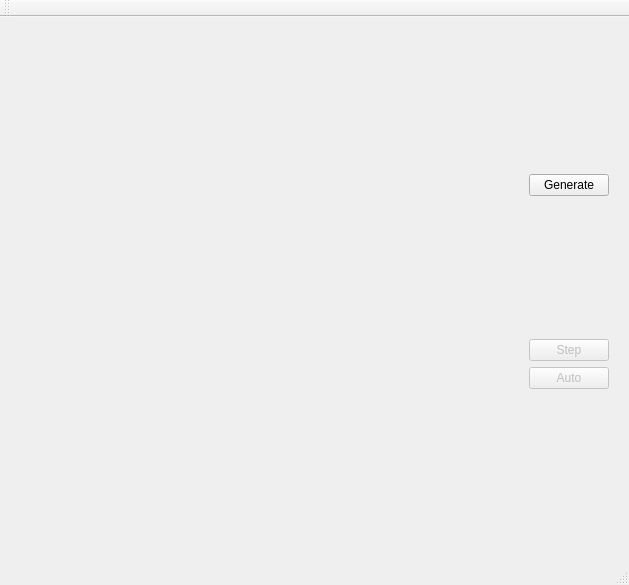
Before: the Qt Designer form cellularAutomaton/cellularAutomaton.ui in garzon/cellularAutomaton, drawn with Qt 5.
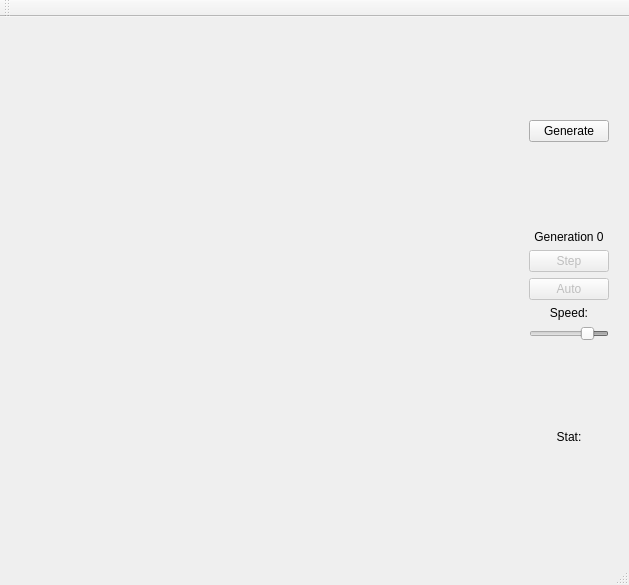
After: the same form once the commit is applied.

Commit message: add auto(), modify Forest Fire model, add stat

The edit to the form file:
```diff
--- a/cellularAutomaton/cellularAutomaton.ui
+++ b/cellularAutomaton/cellularAutomaton.ui
@@ -81,6 +81,16 @@
          </property>
         </spacer>
        </item>
+       <item>
+        <widget class="QLabel" name="label_2">
+         <property name="text">
+          <string>Generation 0</string>
+         </property>
+         <property name="alignment">
+          <set>Qt::AlignCenter</set>
+         </property>
+        </widget>
+       </item>
        <item>
         <widget class="QPushButton" name="btnStep">
          <property name="enabled">
@@ -101,6 +111,70 @@
          </property>
         </widget>
        </item>
+       <item>
+        <widget class="QLabel" name="label_3">
+         <property name="text">
+          <string>Speed:</string>
+         </property>
+         <property name="alignment">
+          <set>Qt::AlignCenter</set>
+         </property>
+        </widget>
+       </item>
+       <item>
+        <widget class="QSlider" name="speedSlider">
+         <property name="enabled">
+          <bool>false</bool>
+         </property>
+         <property name="minimum">
+          <number>100</number>
+         </property>
+         <property name="maximum">
+          <number>2000</number>
+         </property>
+         <property name="singleStep">
+          <number>100</number>
+         </property>
+         <property name="pageStep">
+          <number>200</number>
+         </property>
+         <property name="value">
+          <number>500</number>
+         </property>
+         <property name="orientation">
+          <enum>Qt::Horizontal</enum>
+         </property>
+         <property name="invertedAppearance">
+          <bool>true</bool>
+         </property>
+         <property name="invertedControls">
+          <bool>false</bool>
+         </property>
+        </widget>
+       </item>
+       <item>
+        <spacer name="verticalSpacer_4">
+         <property name="orientation">
+          <enum>Qt::Vertical</enum>
+         </property>
+         <property name="sizeHint" stdset="0">
+          <size>
+           <width>20</width>
+           <height>40</height>
+          </size>
+         </property>
+        </spacer>
+       </item>
+       <item>
+        <widget class="QLabel" name="labelStat">
+         <property name="text">
+          <string>Stat:</string>
+         </property>
+         <property name="alignment">
+          <set>Qt::AlignCenter</set>
+         </property>
+        </widget>
+       </item>
        <item>
         <spacer name="verticalSpacer_3">
          <property name="orientation">
```
Left out of the diff: 4 changed lines with no effect on the pictures. The commit also changes 16 other files.
